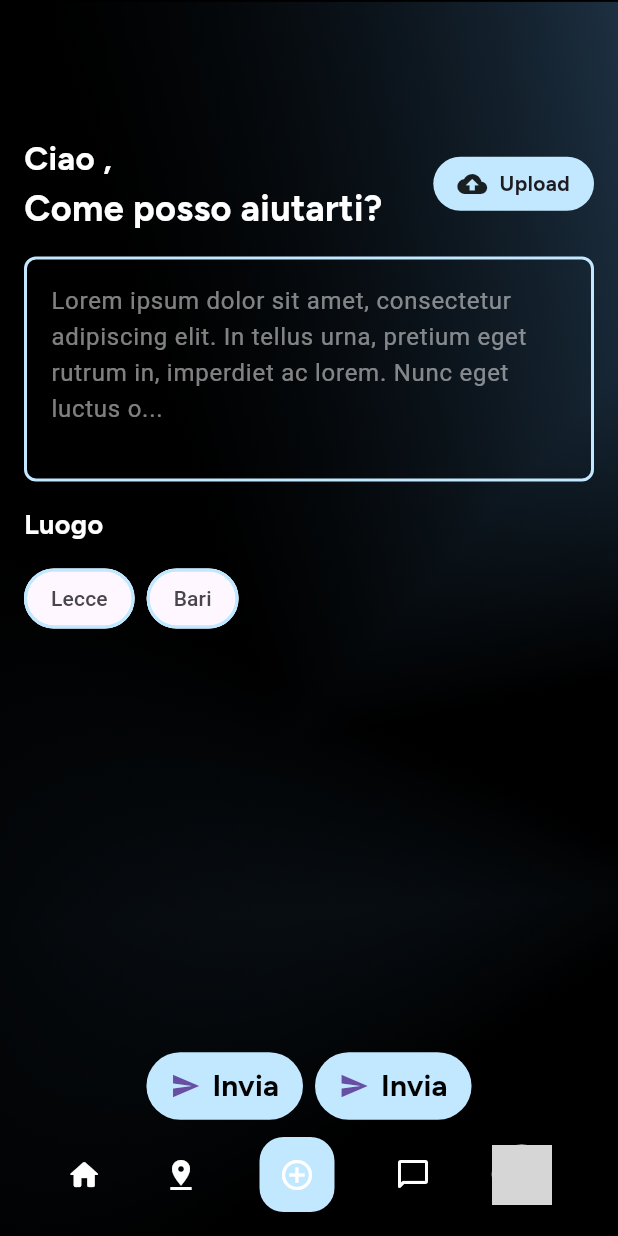
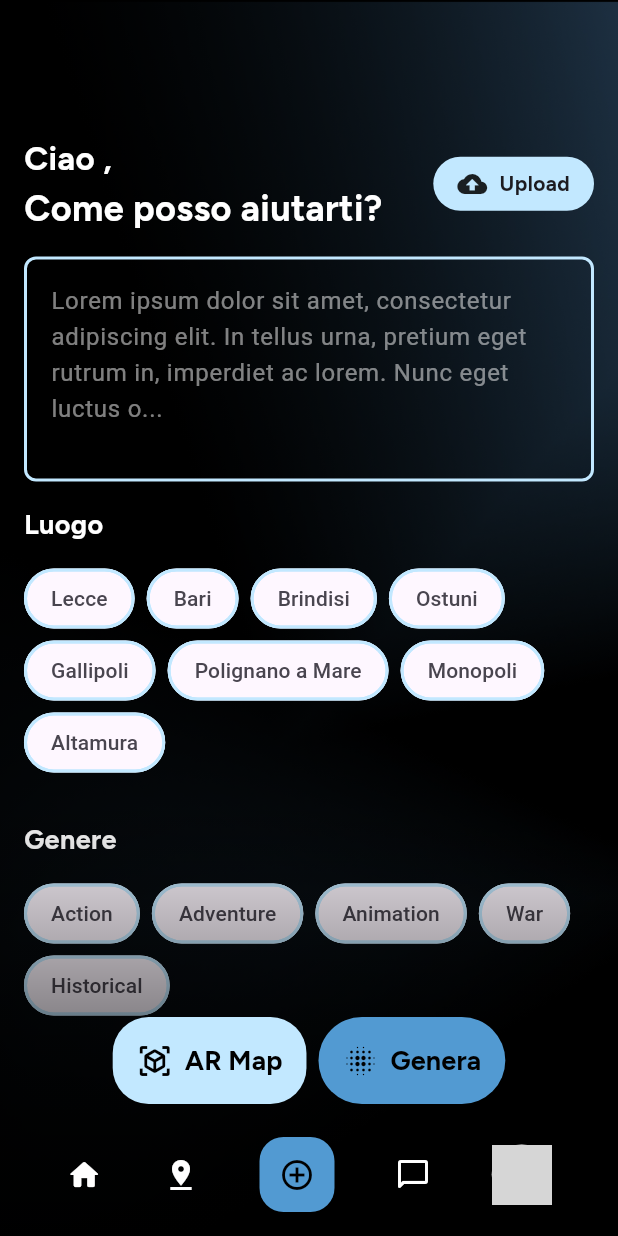
Before and after one commit to ci9ci/IED-Esame-3-anno, a Flutter app: the _HomeConnector screen opened directly, on a phone screen of 412 x 824 dp. Run offline on Flutter 3.47's test engine with Material 3 defaults, Android fonts, the phone set to English and light mode, and no system bars; our stand-ins replace either_dart, equatable, flutter_bloc, google_fonts, supabase_flutter; accounts and stored records are empty; network calls fail; grey boxes are pictures that could not be loaded.

Commit message:
gradient e buttoni ar e genera

```diff
--- a/app_flutter/lib/main.dart
+++ b/app_flutter/lib/main.dart
@@ -1,4 +1,4 @@
-import 'package:appterzoanno/src/presentation/home/views/home_view.dart';
+import 'package:appterzoanno/src/presentation/splash/views/splash_view.dart';
 import 'package:flutter/material.dart';
 import 'package:supabase_flutter/supabase_flutter.dart';
 
@@ -31,8 +31,8 @@ class MyApp extends StatelessWidget {
         // is not restarted.
         primarySwatch: Colors.blue,
       ),
-      home: const HomeConnector(),
-      //home: const SplashConnector(),
+      //home: const HomeConnector(),
+      home: const SplashConnector(),
     );
   }
 }
--- a/app_flutter/lib/src/presentation/home/views/home_view.dart
+++ b/app_flutter/lib/src/presentation/home/views/home_view.dart
@@ -173,11 +173,38 @@ class _HomeConnectorState extends State<_HomeConnector> {
                         runSpacing: 8,
                         children: [
                           ChipCheck(label: 'Lecce'),
+                          ChipCheck(label: 'Bari'),
+                          ChipCheck(label: 'Brindisi'),
+                          ChipCheck(label: 'Ostuni'),
+                          ChipCheck(label: 'Gallipoli'),
+                          ChipCheck(label: 'Polignano a Mare'),
+                          ChipCheck(label: 'Monopoli'),
+                          ChipCheck(label: 'Altamura'),
+                        ],
+                      ),
+                    ),
+                    const SizedBox(height: 16.0),
 
-                          // Ripeti i Chip aggiungendo il numero necessario
-                          ChipCheck(label: 'Bari'),
-                          // Ripeti i Chip aggiungendo il numero necessario
-                          // ...
+                    const SizedBox(height: 16.0),
+                    Text(
+                      'Genere',
+                      style: GoogleFonts.figtree(
+                        fontWeight: FontWeight.bold,
+                        fontSize: 18,
+                        color: Colors.white,
+                      ),
+                    ),
+                    const Padding(
+                      padding: EdgeInsets.only(top: 16.0),
+                      child: Wrap(
+                        spacing: 8,
+                        runSpacing: 8,
+                        children: [
+                          ChipCheck(label: 'Action'),
+                          ChipCheck(label: 'Adventure'),
+                          ChipCheck(label: 'Animation'),
+                          ChipCheck(label: 'War'),
+                          ChipCheck(label: 'Historical'),
                         ],
                       ),
                     ),
@@ -258,43 +285,54 @@ class _HomeConnectorState extends State<_HomeConnector> {
               );
             },
           ),
+          Positioned(
+            bottom: 0,
+            left: 0,
+            right: 0,
+            child: Container(
+              height: 300,
+              decoration: BoxDecoration(
+                gradient: LinearGradient(
+                  begin: Alignment.topCenter,
+                  end: Alignment.bottomCenter,
+                  colors: [
+                    Colors.transparent,
+                    Colors.black.withOpacity(0.9),
+                  ],
+                ),
+              ),
+            ),
+          ),
           Align(
             alignment: Alignment.bottomCenter,
             child: Padding(
               padding: const EdgeInsets.only(
-                bottom: 20 + kBottomNavigationBarHeight,
+                bottom: 32 + kBottomNavigationBarHeight,
               ),
               child: Row(
                 mainAxisAlignment: MainAxisAlignment.center,
                 children: [
                   ElevatedButton(
-                    onPressed: () {
-                      context.read<HomeCubit>().sendQuestion(controller.text);
-                    },
+                    onPressed: () {},
                     style: ElevatedButton.styleFrom(
                         shape: RoundedRectangleBorder(
-                        borderRadius: BorderRadius.circular(30.0),
+                          borderRadius: BorderRadius.circular(24.0),
                         ),
                         backgroundColor: const Color(0xFFC2E8FF),
-                      padding: const EdgeInsets.only(
-                        right: 16,
-                        left: 16,
-                        top: 8,
-                        bottom: 8,
-                      ),
-                    ),
+                        padding: const EdgeInsets.all(16)),
                     child: Row(
                       mainAxisSize: MainAxisSize.min,
                       children: [
                         const Icon(
-                          Icons.send,
-                          size: 20.0,
+                          Icons.view_in_ar,
+                          size: 24.0,
+                          color: Colors.black,
                         ),
                         const SizedBox(width: 8.0),
                         Text(
-                          'Invia',
+                          'AR Map',
                           style: GoogleFonts.figtree(
-                            fontSize: 20.0,
+                            fontSize: 18.0,
                             fontWeight: FontWeight.bold,
                             color: Colors.black,
                           ),
@@ -311,26 +349,21 @@ class _HomeConnectorState extends State<_HomeConnector> {
                         shape: RoundedRectangleBorder(
                           borderRadius: BorderRadius.circular(30.0),
                         ),
-                      backgroundColor: const Color(0xFFC2E8FF),
-                      padding: const EdgeInsets.only(
-                        right: 16,
-                        left: 16,
-                        top: 8,
-                        bottom: 8,
-                      ),
-                    ),
+                        backgroundColor: const Color.fromRGBO(82, 154, 210, 1),
+                        padding: const EdgeInsets.all(16)),
                     child: Row(
                       mainAxisSize: MainAxisSize.min,
                       children: [
                         const Icon(
-                          Icons.send,
-                          size: 20.0,
+                          Icons.lens_blur,
+                          size: 24.0,
+                          color: Colors.black,
                         ),
                         const SizedBox(width: 8.0),
                         Text(
-                          'Invia',
+                          'Genera',
                           style: GoogleFonts.figtree(
-                            fontSize: 20.0,
+                            fontSize: 18.0,
                             fontWeight: FontWeight.bold,
                             color: Colors.black,
                           ),
--- a/app_flutter/lib/src/presentation/home/widgets/navbar.dart
+++ b/app_flutter/lib/src/presentation/home/widgets/navbar.dart
@@ -21,13 +21,13 @@ class Navbar extends StatelessWidget {
           ),
           Container(
             decoration: BoxDecoration(
-              color: const Color.fromRGBO(194, 232, 255, 1),
+              color: const Color.fromRGBO(82, 154, 210, 1),
               borderRadius: BorderRadius.circular(16),
             ),
             padding: const EdgeInsets.all(13),
             child: const Icon(
               Icons.add_circle_outline,
-              color: Colors.white,
+              color: Colors.black,
             ),
           ),
           const Icon(
--- a/app_flutter/lib/src/presentation/splash/views/splash_view.dart
+++ b/app_flutter/lib/src/presentation/splash/views/splash_view.dart
@@ -28,9 +28,39 @@ class _SplashConnectorState extends State<SplashConnector> {
 
   @override
   Widget build(BuildContext context) {
-    return const Scaffold(
+    return Scaffold(
       body: Center(
-        child: Text('Splash'),
+        child: Stack(
+          alignment: Alignment.center,
+          children: [
+            Image.asset(
+              'images/sfondo.jpg',
+              fit: BoxFit.cover,
+              width: double.infinity,
+              height: double.infinity,
+            ),
+            Positioned.fill(
+              child: Container(
+                decoration: BoxDecoration(
+                  gradient: LinearGradient(
+                    begin: Alignment.centerRight,
+                    end: Alignment.centerLeft,
+                    colors: [
+                      Colors.black.withOpacity(0.5),
+                      Colors.black.withOpacity(0.9),
+                    ],
+                  ),
+                ),
+              ),
+            ),
+            // Centered Image
+            Image.asset(
+              'images/your_centered_image.jpg',
+              width: 200, // Adjust the width as needed
+              height: 200, // Adjust the height as needed
+            ),
+          ],
+        ),
       ),
     );
   }
```
Lines whose indentation alone changed are shown as unchanged.
